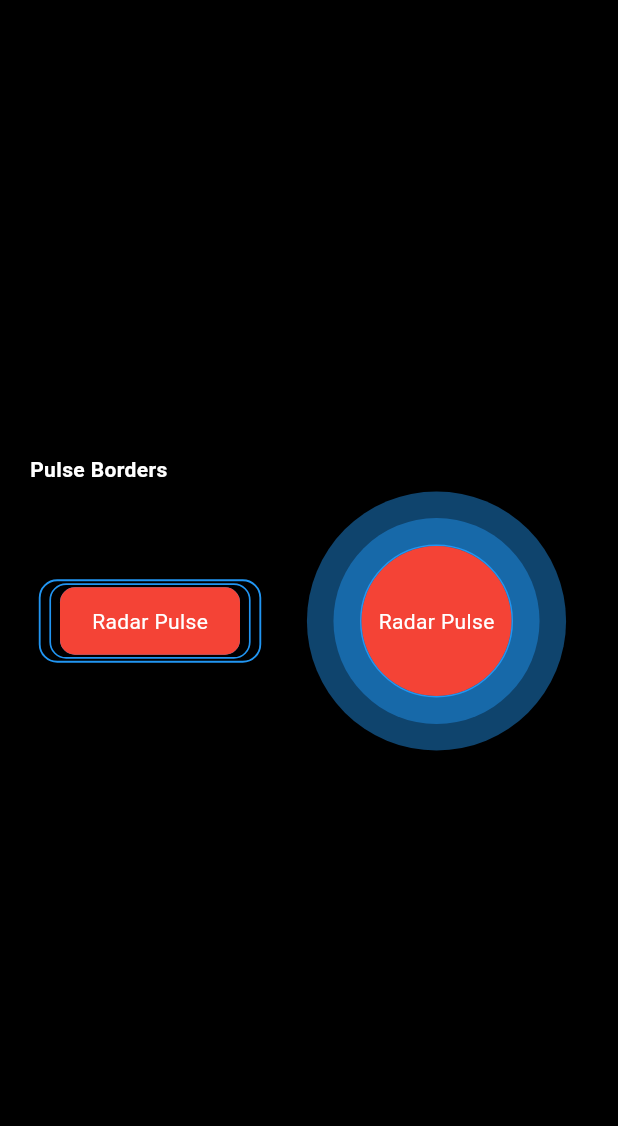
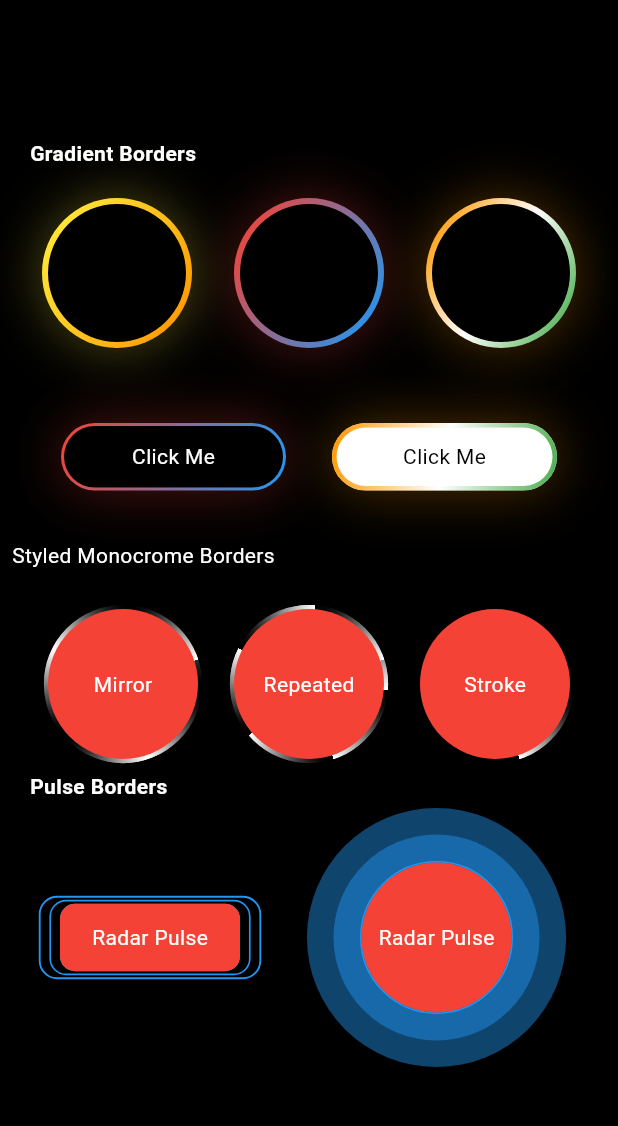
Before and after one commit to Oauth-Celestial/zo_animated_border, a Flutter app: the screen it shows after launch, on a phone screen of 412 x 824 dp, the part 84-1210 px from its top. Run offline on Flutter 3.47's test engine with Material 3 defaults, Android fonts, the phone set to English and light mode, and no system bars.

Commit message:
Release v0.0.3

```diff
--- a/example/lib/main.dart
+++ b/example/lib/main.dart
@@ -1,9 +1,6 @@
-import 'dart:math';
-
 import 'package:flutter/material.dart';
 
 import 'package:zo_animated_border/zo_animated_border.dart';
-import 'package:zo_animated_border/zo_pulsating_border.dart';
 
 void main() {
   runApp(const MyApp());
@@ -18,21 +15,6 @@ class MyApp extends StatelessWidget {
     return MaterialApp(
       title: 'Flutter Demo',
       theme: ThemeData(
-        // This is the theme of your application.
-        //
-        // TRY THIS: Try running your application with "flutter run". You'll see
-        // the application has a purple toolbar. Then, without quitting the app,
-        // try changing the seedColor in the colorScheme below to Colors.green
-        // and then invoke "hot reload" (save your changes or press the "hot
-        // reload" button in a Flutter-supported IDE, or press "r" if you used
-        // the command line to start the app).
-        //
-        // Notice that the counter didn't reset back to zero; the application
-        // state is not lost during the reload. To reset the state, use hot
-        // restart instead.
-        //
-        // This works for code too, not just values: Most code changes can be
-        // tested with just a hot reload.
         colorScheme: ColorScheme.fromSeed(seedColor: Colors.deepPurple),
         useMaterial3: true,
       ),
@@ -44,15 +26,6 @@ class MyApp extends StatelessWidget {
 class MyHomePage extends StatefulWidget {
   const MyHomePage({super.key, required this.title});
 
-  // This widget is the home page of your application. It is stateful, meaning
-  // that it has a State object (defined below) that contains fields that affect
-  // how it looks.
-
-  // This class is the configuration for the state. It holds the values (in this
-  // case the title) provided by the parent (in this case the App widget) and
-  // used by the build method of the State. Fields in a Widget subclass are
-  // always marked "final".
-
   final String title;
 
   @override
@@ -60,233 +33,192 @@ class MyHomePage extends StatefulWidget {
 }
 
 class _MyHomePageState extends State<MyHomePage> {
-  int _counter = 0;
-
-  void _incrementCounter() {
-    setState(() {
-      // This call to setState tells the Flutter framework that something has
-      // changed in this State, which causes it to rerun the build method below
-      // so that the display can reflect the updated values. If we changed
-      // _counter without calling setState(), then the build method would not be
-      // called again, and so nothing would appear to happen.
-      _counter++;
-    });
-  }
-
   @override
   Widget build(BuildContext context) {
-    // This method is rerun every time setState is called, for instance as done
-    // by the _incrementCounter method above.
-    //
-    // The Flutter framework has been optimized to make rerunning build methods
-    // fast, so that you can just rebuild anything that needs updating rather
-    // than having to individually change instances of widgets.
-
     return Scaffold(
       backgroundColor: Colors.black,
       appBar: AppBar(
-        // TRY THIS: Try changing the color here to a specific color (to
-        // Colors.amber, perhaps?) and trigger a hot reload to see the AppBar
-        // change color while the other colors stay the same.
         backgroundColor: Theme.of(context).colorScheme.inversePrimary,
-        // Here we take the value from the MyHomePage object that was created by
-        // the App.build method, and use it to set our appbar title.
         title: Text(widget.title),
       ),
       body: Center(
-        // Center is a layout widget. It takes a single child and positions it
-        // in the middle of the parent.
         child: Column(
-          // Column is also a layout widget. It takes a list of children and
-          // arranges them vertically. By default, it sizes itself to fit its
-          // children horizontally, and tries to be as tall as its parent.
-          //
-          // Column has various properties to control how it sizes itself and
-          // how it positions its children. Here we use mainAxisAlignment to
-          // center the children vertically; the main axis here is the vertical
-          // axis because Columns are vertical (the cross axis would be
-          // horizontal).
-          //
-          // TRY THIS: Invoke "debug painting" (choose the "Toggle Debug Paint"
-          // action in the IDE, or press "p" in the console), to see the
-          // wireframe for each widget.
           mainAxisAlignment: MainAxisAlignment.center,
           children: <Widget>[
-            // Padding(
-            //   padding: EdgeInsets.symmetric(horizontal: 20),
-            //   child: Container(
-            //       alignment: Alignment.centerLeft,
-            //       child: Text("Gradient Borders",
-            //           style: TextStyle(
-            //               color: Colors.white, fontWeight: FontWeight.bold))),
-            // ),
-            // SizedBox(
-            //   height: 20,
-            // ),
-            // Row(
-            //   mainAxisAlignment: MainAxisAlignment.spaceEvenly,
-            //   children: [
-            //     ZoAnimatedGradientBorder(
-            //       width: 100,
-            //       height: 100,
-            //       borderRadius: 100,
-            //       borderThickness: 4,
-            //       gradientColor: [Colors.yellow, Colors.orange],
-            //       duration: Duration(seconds: 4),
-            //       child: Container(
-            //           alignment: Alignment.center,
-            //           color: Colors.black,
-            //           child: Text(
-            //             "Color",
-            //             style: TextStyle(color: Colors.black),
-            //           )),
-            //     ),
-            //     ZoAnimatedGradientBorder(
-            //       width: 100,
-            //       height: 100,
-            //       borderRadius: 100,
-            //       borderThickness: 4,
-            //       gradientColor: [Colors.red, Colors.blue],
-            //       duration: Duration(seconds: 4),
-            //       child: Container(
-            //           alignment: Alignment.center,
-            //           color: Colors.black,
-            //           child: Text(
-            //             "Color",
-            //             style: TextStyle(color: Colors.black),
-            //           )),
-            //     ),
-            //     ZoAnimatedGradientBorder(
-            //       width: 100,
-            //       height: 100,
-            //       borderRadius: 100,
-            //       borderThickness: 4,
-            //       gradientColor: [Colors.orange, Colors.white, Colors.green],
-            //       duration: Duration(seconds: 4),
-            //       child: Container(
-            //           alignment: Alignment.center,
-            //           color: Colors.black,
-            //           child: Text(
-            //             "Color",
-            //             style: TextStyle(color: Colors.black),
-            //           )),
-            //     ),
-            //   ],
-            // ),
-            // SizedBox(
-            //   height: 50,
-            // ),
-            // Padding(
-            //   padding: const EdgeInsets.symmetric(horizontal: 10),
-            //   child: Row(
-            //     mainAxisAlignment: MainAxisAlignment.spaceEvenly,
-            //     children: [
-            //       ZoAnimatedGradientBorder(
-            //         width: 150,
-            //         height: 45,
-            //         borderThickness: 2,
-            //         shouldAnimate: false,
-            //         gradientColor: [Colors.red, Colors.blue],
-            //         duration: Duration(seconds: 4),
-            //         child: Container(
-            //             alignment: Alignment.center,
-            //             color: Colors.black,
-            //             child: Text(
-            //               "Click Me",
-            //               style: TextStyle(color: Colors.white),
-            //             )),
-            //       ),
-            //       ZoAnimatedGradientBorder(
-            //         width: 150,
-            //         height: 45,
-            //         borderThickness: 3,
-            //         shouldAnimate: true,
-            //         gradientColor: [Colors.orange, Colors.white, Colors.green],
-            //         duration: Duration(seconds: 4),
-            //         child: Container(
-            //             alignment: Alignment.center,
-            //             color: Colors.white,
-            //             child: Text(
-            //               "Click Me",
-            //               style: TextStyle(color: Colors.black),
-            //             )),
-            //       ),
-            //     ],
-            //   ),
-            // ),
-            // SizedBox(
-            //   height: 25,
-            // ),
-            // Padding(
-            //   padding: const EdgeInsets.all(8.0),
-            //   child: Container(
-            //       alignment: Alignment.centerLeft,
-            //       child: Text("Styled Monocrome Borders",
-            //           style: TextStyle(color: Colors.white))),
-            // ),
-            // SizedBox(
-            //   height: 10,
-            // ),
-            // Padding(
-            //   padding: const EdgeInsets.all(8.0),
-            //   child: Row(
-            //     mainAxisAlignment: MainAxisAlignment.spaceEvenly,
-            //     children: [
-            //       ZoMonoCromeBorder(
-            //         trackBorderColor: Colors.white,
-            //         cornerRadius: 50.0,
-            //         borderStyle: ZoMonoCromeBorderStyle.mirror,
-            //         borderWidth: 5.5,
-            //         child: Container(
-            //           width: 100,
-            //           height: 100,
-            //           alignment: Alignment.center,
-            //           child:
-            //               Text("Mirror", style: TextStyle(color: Colors.white)),
-            //           decoration: BoxDecoration(
-            //             color: Colors.red,
-            //             shape: BoxShape.circle,
-            //           ),
-            //         ),
-            //       ),
-            //       ZoMonoCromeBorder(
-            //         trackBorderColor: Colors.white,
-            //         cornerRadius: 50.0,
-            //         borderStyle: ZoMonoCromeBorderStyle.repeated,
-            //         borderWidth: 5.5,
-            //         child: Container(
-            //           width: 100,
-            //           height: 100,
-            //           alignment: Alignment.center,
-            //           child: Text("Repeated",
-            //               style: TextStyle(color: Colors.white)),
-            //           decoration: BoxDecoration(
-            //             color: Colors.red,
-            //             shape: BoxShape.circle,
-            //           ),
-            //         ),
-            //       ),
-            //       ZoMonoCromeBorder(
-            //         trackBorderColor: Colors.white,
-            //         cornerRadius: 50.0,
-            //         borderStyle: ZoMonoCromeBorderStyle.stroke,
-            //         borderWidth: 5.5,
-            //         child: Container(
-            //           width: 100,
-            //           height: 100,
-            //           alignment: Alignment.center,
-            //           child:
-            //               Text("Stroke", style: TextStyle(color: Colors.white)),
-            //           decoration: BoxDecoration(
-            //             color: Colors.red,
-            //             shape: BoxShape.circle,
-            //           ),
-            //         ),
-            //       ),
-            //     ],
-            //   ),
-            // ),
-
+            Padding(
+              padding: EdgeInsets.symmetric(horizontal: 20),
+              child: Container(
+                  alignment: Alignment.centerLeft,
+                  child: Text("Gradient Borders",
+                      style: TextStyle(
+                          color: Colors.white, fontWeight: FontWeight.bold))),
+            ),
+            SizedBox(
+              height: 20,
+            ),
+            Row(
+              mainAxisAlignment: MainAxisAlignment.spaceEvenly,
+              children: [
+                ZoAnimatedGradientBorder(
+                  width: 100,
+                  height: 100,
+                  borderRadius: 100,
+                  borderThickness: 4,
+                  gradientColor: [Colors.yellow, Colors.orange],
+                  duration: Duration(seconds: 4),
+                  child: Container(
+                      alignment: Alignment.center,
+                      color: Colors.black,
+                      child: Text(
+                        "Color",
+                        style: TextStyle(color: Colors.black),
+                      )),
+                ),
+                ZoAnimatedGradientBorder(
+                  width: 100,
+                  height: 100,
+                  borderRadius: 100,
+                  borderThickness: 4,
+                  gradientColor: [Colors.red, Colors.blue],
+                  duration: Duration(seconds: 4),
+                  child: Container(
+                      alignment: Alignment.center,
+                      color: Colors.black,
+                      child: Text(
+                        "Color",
+                        style: TextStyle(color: Colors.black),
+                      )),
+                ),
+                ZoAnimatedGradientBorder(
+                  width: 100,
+                  height: 100,
+                  borderRadius: 100,
+                  borderThickness: 4,
+                  gradientColor: [Colors.orange, Colors.white, Colors.green],
+                  duration: Duration(seconds: 4),
+                  child: Container(
+                      alignment: Alignment.center,
+                      color: Colors.black,
+                      child: Text(
+                        "Color",
+                        style: TextStyle(color: Colors.black),
+                      )),
+                ),
+              ],
+            ),
+            SizedBox(
+              height: 50,
+            ),
+            Padding(
+              padding: const EdgeInsets.symmetric(horizontal: 10),
+              child: Row(
+                mainAxisAlignment: MainAxisAlignment.spaceEvenly,
+                children: [
+                  ZoAnimatedGradientBorder(
+                    width: 150,
+                    height: 45,
+                    borderThickness: 2,
+                    shouldAnimate: false,
+                    gradientColor: [Colors.red, Colors.blue],
+                    duration: Duration(seconds: 4),
+                    child: Container(
+                        alignment: Alignment.center,
+                        color: Colors.black,
+                        child: Text(
+                          "Click Me",
+                          style: TextStyle(color: Colors.white),
+                        )),
+                  ),
+                  ZoAnimatedGradientBorder(
+                    width: 150,
+                    height: 45,
+                    borderThickness: 3,
+                    shouldAnimate: true,
+                    gradientColor: [Colors.orange, Colors.white, Colors.green],
+                    duration: Duration(seconds: 4),
+                    child: Container(
+                        alignment: Alignment.center,
+                        color: Colors.white,
+                        child: Text(
+                          "Click Me",
+                          style: TextStyle(color: Colors.black),
+                        )),
+                  ),
+                ],
+              ),
+            ),
+            SizedBox(
+              height: 25,
+            ),
+            Padding(
+              padding: const EdgeInsets.all(8.0),
+              child: Container(
+                  alignment: Alignment.centerLeft,
+                  child: Text("Styled Monocrome Borders",
+                      style: TextStyle(color: Colors.white))),
+            ),
+            SizedBox(
+              height: 10,
+            ),
+            Padding(
+              padding: const EdgeInsets.all(8.0),
+              child: Row(
+                mainAxisAlignment: MainAxisAlignment.spaceEvenly,
+                children: [
+                  ZoMonoCromeBorder(
+                    trackBorderColor: Colors.white,
+                    cornerRadius: 50.0,
+                    borderStyle: ZoMonoCromeBorderStyle.mirror,
+                    borderWidth: 5.5,
+                    child: Container(
+                      width: 100,
+                      height: 100,
+                      alignment: Alignment.center,
+                      child:
+                          Text("Mirror", style: TextStyle(color: Colors.white)),
+                      decoration: BoxDecoration(
+                        color: Colors.red,
+                        shape: BoxShape.circle,
+                      ),
+                    ),
+                  ),
+                  ZoMonoCromeBorder(
+                    trackBorderColor: Colors.white,
+                    cornerRadius: 50.0,
+                    borderStyle: ZoMonoCromeBorderStyle.repeated,
+                    borderWidth: 5.5,
+                    child: Container(
+                      width: 100,
+                      height: 100,
+                      alignment: Alignment.center,
+                      child: Text("Repeated",
+                          style: TextStyle(color: Colors.white)),
+                      decoration: BoxDecoration(
+                        color: Colors.red,
+                        shape: BoxShape.circle,
+                      ),
+                    ),
+                  ),
+                  ZoMonoCromeBorder(
+                    trackBorderColor: Colors.white,
+                    cornerRadius: 50.0,
+                    borderStyle: ZoMonoCromeBorderStyle.stroke,
+                    borderWidth: 5.5,
+                    child: Container(
+                      width: 100,
+                      height: 100,
+                      alignment: Alignment.center,
+                      child:
+                          Text("Stroke", style: TextStyle(color: Colors.white)),
+                      decoration: BoxDecoration(
+                        color: Colors.red,
+                        shape: BoxShape.circle,
+                      ),
+                    ),
+                  ),
+                ],
+              ),
+            ),
             Padding(
               padding: EdgeInsets.symmetric(horizontal: 20),
               child: Container(
--- a/pubspec.yaml
+++ b/pubspec.yaml
@@ -1,6 +1,6 @@
 name: zo_animated_border
-description: "A package that gives us a modern way to show gradient border and animate it"
-version: 0.0.2
+description: "A package that provides a modern way to create gradient borders with animation in Flutter"
+version: 0.0.3
 repository: https://github.com/Oauth-Celestial/zo_animated_border
 
 environment:
```
Also changed, not shown: 2 other files.
